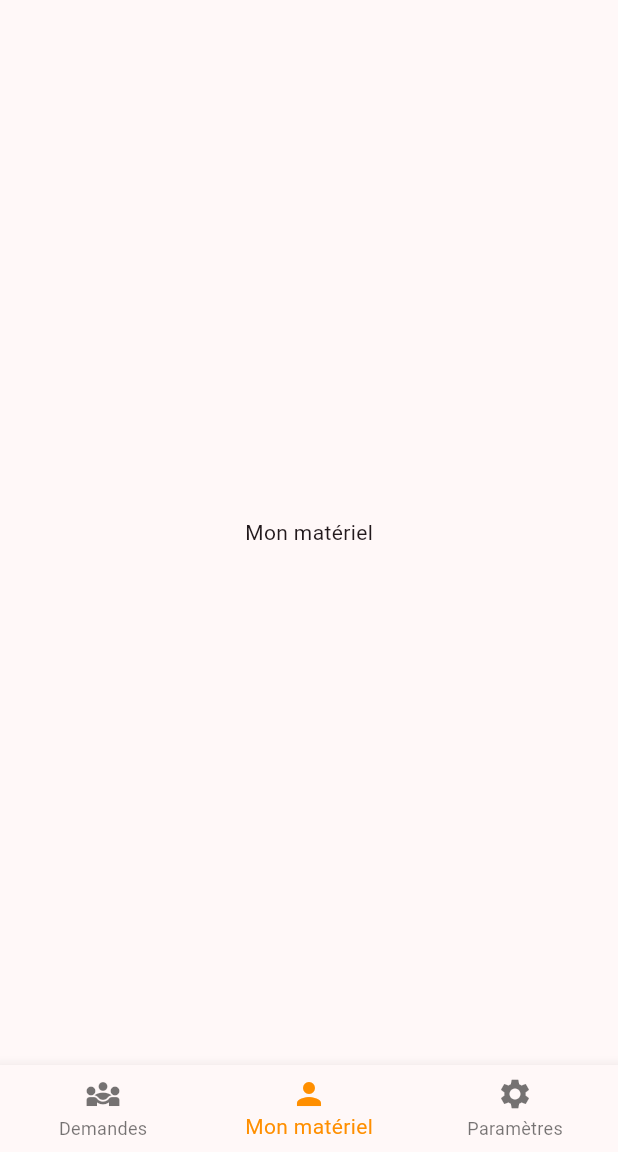
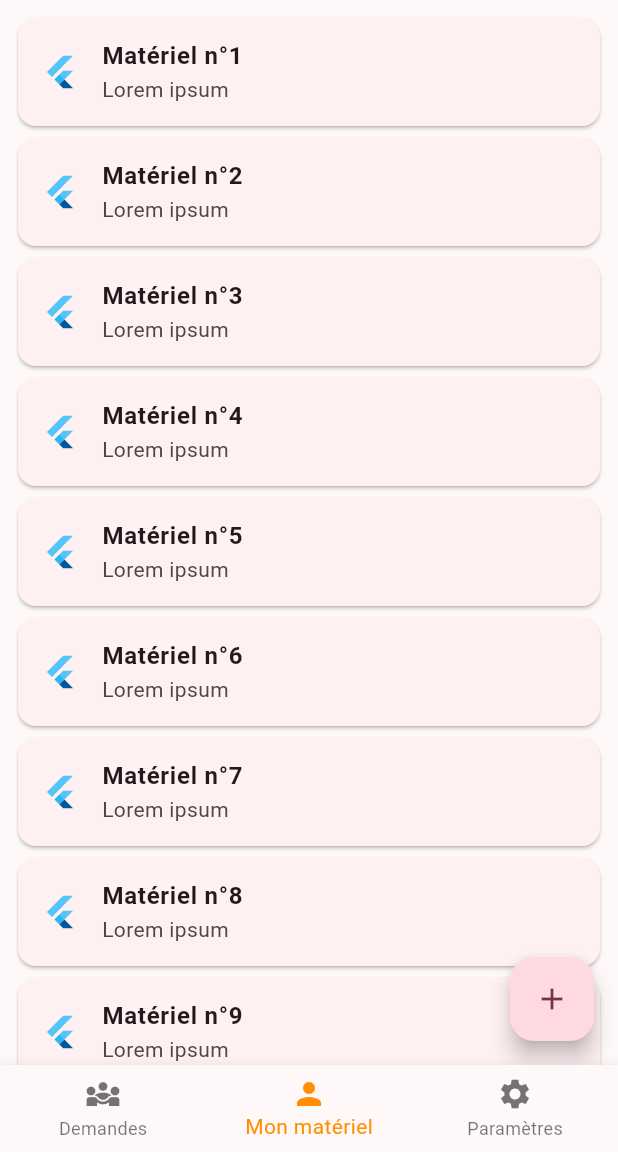
Before and after one commit to Juliette0070/Allo, a Flutter app: the screen it shows after launch, item 2 of the bottom bar chosen, on a phone screen of 412 x 824 dp, the part 84-1236 px from its top. Run offline on Flutter 3.47's test engine with Material 3 defaults, Android fonts, the light colour scheme and no system bars.

Commit message:
ajout liste de matériel (aléatoire) dans la page mon materiel

```diff
--- /dev/null
+++ b/lib/UI/mon-materiel.dart
@@ -0,0 +1,38 @@
+import 'package:flutter/material.dart';
+
+class WidgetMateriel extends StatelessWidget {
+  const WidgetMateriel({super.key});
+
+  List<Widget> _getAllWidgetsMateriels() {
+    List<Widget> listeMateriels = [];
+    for (int i = 0; i < 15; i++) {
+      Widget taskWidget = Card(
+        child: ListTile(
+          leading: const FlutterLogo(),
+          title: Text(
+            "Matériel n°${(i + 1)}",
+            style: const TextStyle(fontWeight: FontWeight.bold),
+          ),
+          subtitle: const Text("Lorem ipsum"),
+        ),
+      );
+      listeMateriels.add(taskWidget);
+    }
+    return listeMateriels;
+  }
+
+  @override
+  Widget build(BuildContext context) {
+    return Scaffold(
+      body: ListView(
+        padding: const EdgeInsets.all(8),
+        children: _getAllWidgetsMateriels(),
+      ),
+      floatingActionButton: FloatingActionButton(
+        onPressed: () {},
+        tooltip: 'Nouveau matériel',
+        child: const Icon(Icons.add),
+      ),
+    );
+  }
+}
--- a/lib/main.dart
+++ b/lib/main.dart
@@ -1,4 +1,5 @@
 import 'package:flutter/material.dart';
+import 'package:allo/UI/mon-materiel.dart';
 
 void main() {
   runApp(const MyApp());
@@ -53,7 +54,7 @@ class _MyHomePageState extends State<MyHomePage> {
   int _selectedIndex = 0;
   static final List<Widget> _widgetOptions = [
     _WidgetDemandes(),
-    _WidgetMateriel(),
+    const WidgetMateriel(),
     _WidgetSettings()
   ];
 
```
